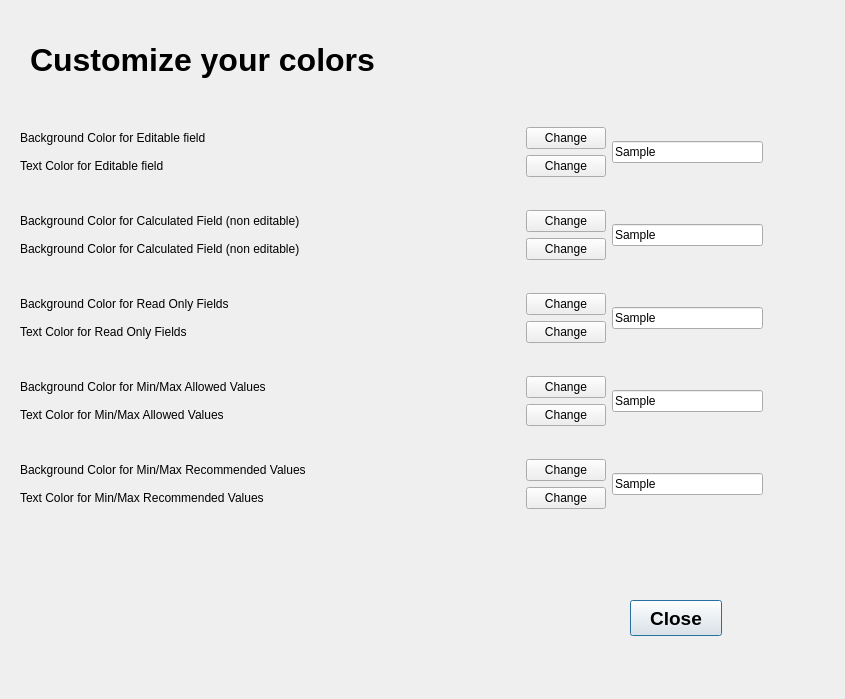
This is src/designer/colordialog.ui in jaaf/EasyBeer as Qt 5 draws it before an edit. The edited form follows.
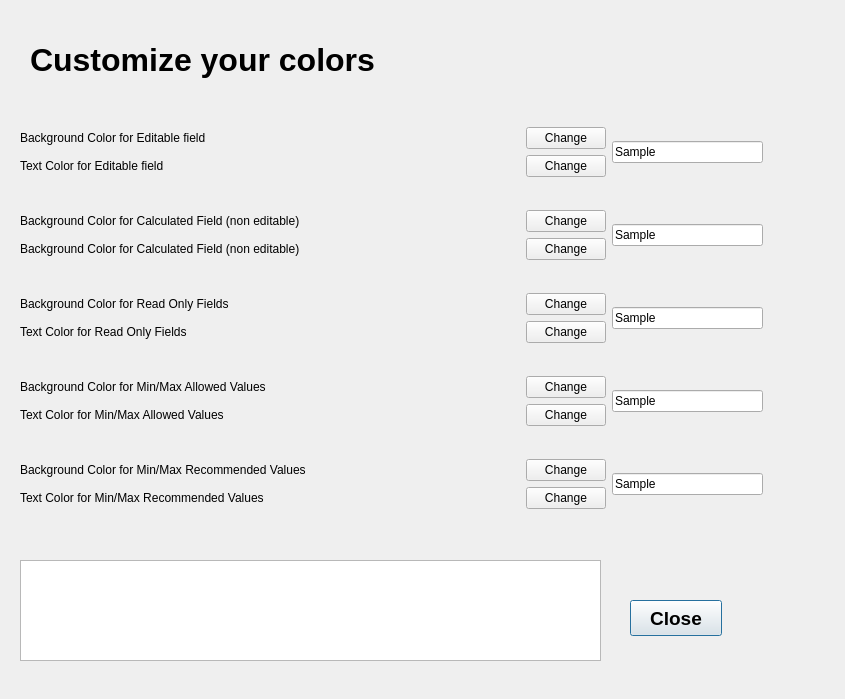
This is the edited form.

Patch:
```diff
--- a/src/designer/colordialog.ui
+++ b/src/designer/colordialog.ui
@@ -306,6 +306,16 @@
     </item>
    </layout>
   </widget>
+  <widget class="QTextEdit" name="info_edit">
+   <property name="geometry">
+    <rect>
+     <x>20</x>
+     <y>560</y>
+     <width>581</width>
+     <height>101</height>
+    </rect>
+   </property>
+  </widget>
  </widget>
  <resources/>
  <connections/>
```
Left out of the diff: 4 changed lines with no effect on the pictures.
